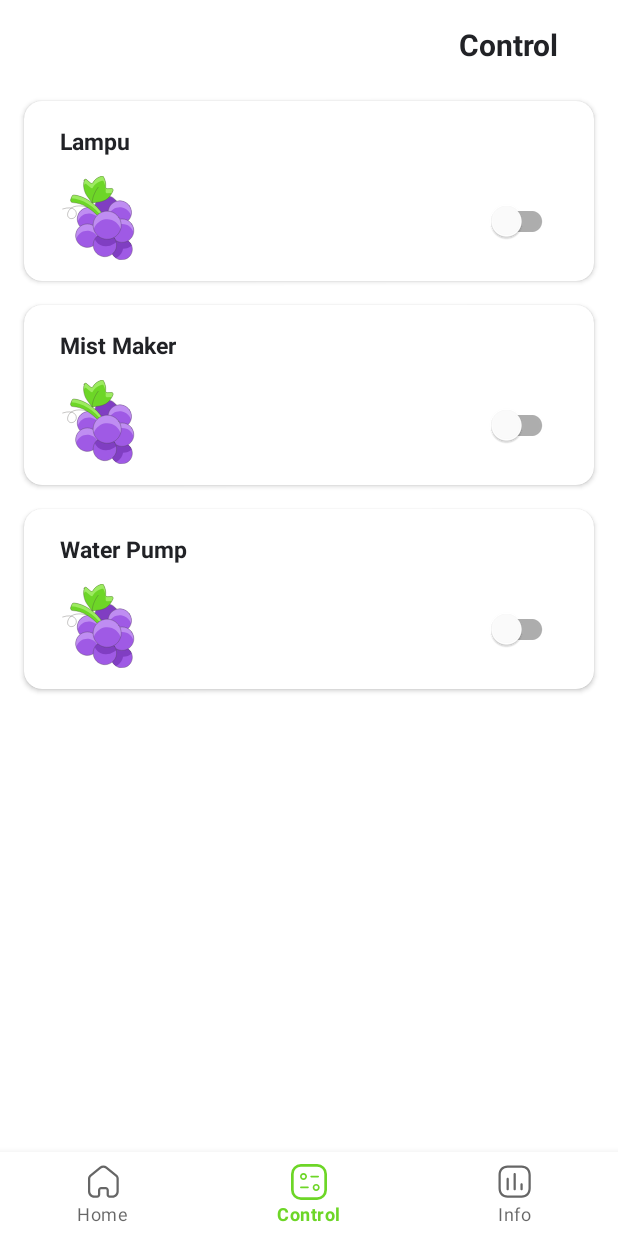
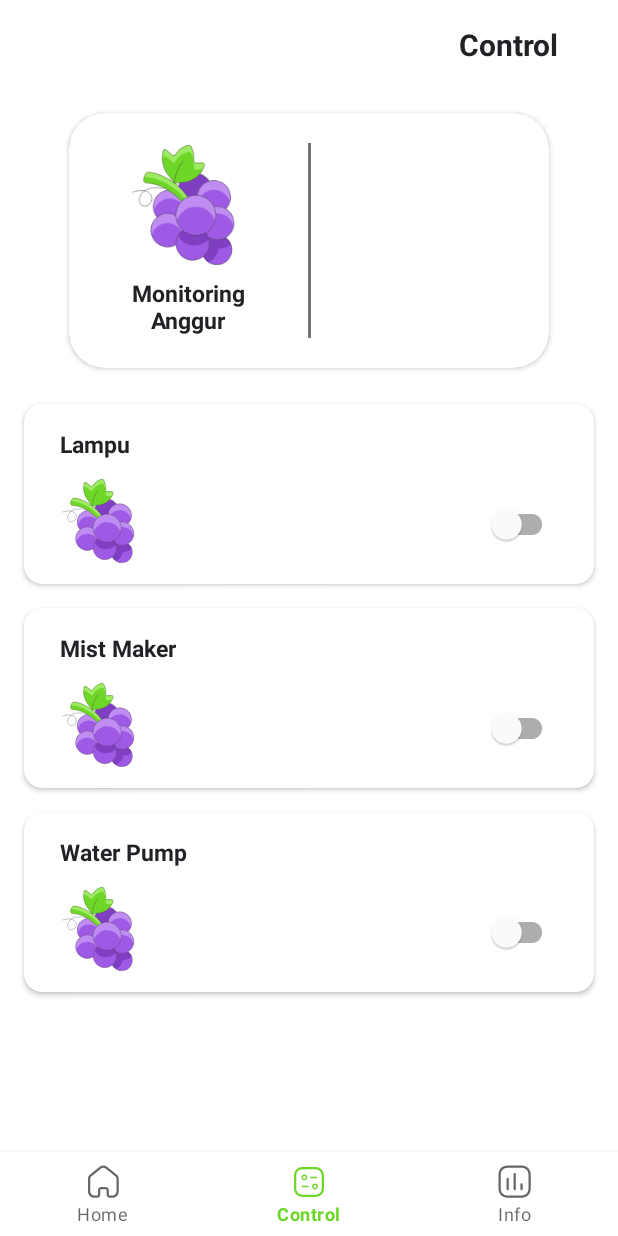
Before and after one commit to RadenMas6699/MonitoringAnggur, an Android app: the ControlFragment screen opened through its navigation route, on a phone screen of 412 x 824 dp. Run offline under Robolectric (Android 15) with nearby library versions, the phone set to English and light mode, and no system bars; our stand-ins replace navigation-ui.

Commit message:
Update UI and Icon Control

```diff
--- a/app/src/main/res/drawable/ic_control_outline.xml
+++ b/app/src/main/res/drawable/ic_control_outline.xml
@@ -1,14 +1,14 @@
 <vector xmlns:android="http://schemas.android.com/apk/res/android"
-    android:width="20dp"
-    android:height="20dp"
-    android:viewportWidth="20"
-    android:viewportHeight="20">
+    android:width="24dp"
+    android:height="24dp"
+    android:viewportWidth="24"
+    android:viewportHeight="24">
   <path
-      android:pathData="M13.9924,11.0675C15.0649,11.0675 15.9374,11.9356 15.9374,13.0025C15.9374,14.0694 15.0649,14.9375 13.9924,14.9375C12.9193,14.9375 12.0462,14.0694 12.0462,13.0025C12.0462,11.9356 12.9193,11.0675 13.9924,11.0675ZM13.9924,12.005C13.4362,12.005 12.9837,12.4525 12.9837,13.0025C12.9837,13.5531 13.4362,14 13.9924,14C14.5481,14 14.9999,13.5531 14.9999,13.0025C14.9999,12.4525 14.5481,12.005 13.9924,12.005ZM9.4252,12.558C9.6839,12.558 9.8939,12.768 9.8939,13.0268C9.8939,13.2855 9.6839,13.4955 9.4252,13.4955H5.4871C5.2283,13.4955 5.0183,13.2855 5.0183,13.0268C5.0183,12.768 5.2283,12.558 5.4871,12.558H9.4252ZM6.9456,5C8.0188,5 8.8912,5.8688 8.8912,6.9356C8.8912,8.0025 8.0188,8.87 6.9456,8.87C5.8731,8.87 5,8.0025 5,6.9356C5,5.8688 5.8731,5 6.9456,5ZM6.9456,5.9375C6.39,5.9375 5.9375,6.385 5.9375,6.9356C5.9375,7.4856 6.39,7.9325 6.9456,7.9325C7.5019,7.9325 7.9538,7.4856 7.9538,6.9356C7.9538,6.385 7.5019,5.9375 6.9456,5.9375ZM15.1194,6.5002C15.3782,6.5002 15.5882,6.7102 15.5882,6.969C15.5882,7.2277 15.3782,7.4377 15.1194,7.4377H11.1819C10.9232,7.4377 10.7132,7.2277 10.7132,6.969C10.7132,6.7102 10.9232,6.5002 11.1819,6.5002H15.1194Z"
+      android:pathData="M15.9924,13.0675C17.0649,13.0675 17.9374,13.9356 17.9374,15.0025C17.9374,16.0694 17.0649,16.9375 15.9924,16.9375C14.9193,16.9375 14.0462,16.0694 14.0462,15.0025C14.0462,13.9356 14.9193,13.0675 15.9924,13.0675ZM15.9924,14.005C15.4362,14.005 14.9837,14.4525 14.9837,15.0025C14.9837,15.5531 15.4362,16 15.9924,16C16.5481,16 16.9999,15.5531 16.9999,15.0025C16.9999,14.4525 16.5481,14.005 15.9924,14.005ZM11.4252,14.558C11.6839,14.558 11.8939,14.768 11.8939,15.0268C11.8939,15.2855 11.6839,15.4955 11.4252,15.4955H7.4871C7.2283,15.4955 7.0183,15.2855 7.0183,15.0268C7.0183,14.768 7.2283,14.558 7.4871,14.558H11.4252ZM8.9456,7C10.0187,7 10.8912,7.8688 10.8912,8.9356C10.8912,10.0025 10.0187,10.87 8.9456,10.87C7.8731,10.87 7,10.0025 7,8.9356C7,7.8688 7.8731,7 8.9456,7ZM8.9456,7.9375C8.39,7.9375 7.9375,8.385 7.9375,8.9356C7.9375,9.4856 8.39,9.9325 8.9456,9.9325C9.5019,9.9325 9.9537,9.4856 9.9537,8.9356C9.9537,8.385 9.5019,7.9375 8.9456,7.9375ZM17.1194,8.5002C17.3782,8.5002 17.5882,8.7102 17.5882,8.969C17.5882,9.2277 17.3782,9.4377 17.1194,9.4377H13.1819C12.9232,9.4377 12.7132,9.2277 12.7132,8.969C12.7132,8.7102 12.9232,8.5002 13.1819,8.5002H17.1194Z"
       android:fillColor="#000000"
       android:fillType="evenOdd"/>
   <path
-      android:pathData="M5.5,0.75L14.5,0.75A4.75,4.75 0,0 1,19.25 5.5L19.25,14.5A4.75,4.75 0,0 1,14.5 19.25L5.5,19.25A4.75,4.75 0,0 1,0.75 14.5L0.75,5.5A4.75,4.75 0,0 1,5.5 0.75z"
+      android:pathData="M7.5,2.75L16.5,2.75A4.75,4.75 0,0 1,21.25 7.5L21.25,16.5A4.75,4.75 0,0 1,16.5 21.25L7.5,21.25A4.75,4.75 0,0 1,2.75 16.5L2.75,7.5A4.75,4.75 0,0 1,7.5 2.75z"
       android:strokeWidth="1.5"
       android:fillColor="#00000000"
       android:strokeColor="#000000"/>
--- a/app/src/main/res/layout/fragment_control.xml
+++ b/app/src/main/res/layout/fragment_control.xml
@@ -29,9 +29,70 @@
             android:textStyle="bold" />
     </RelativeLayout>
 
+    <androidx.cardview.widget.CardView
+        android:layout_width="match_parent"
+        android:layout_height="170dp"
+        android:layout_marginHorizontal="46dp"
+        android:layout_marginTop="16dp"
+        app:cardCornerRadius="24dp">
+
         <LinearLayout
             android:layout_width="match_parent"
             android:layout_height="match_parent"
+            android:orientation="horizontal">
+
+            <LinearLayout
+                android:layout_width="match_parent"
+                android:layout_height="match_parent"
+                android:layout_weight="1"
+                android:gravity="center"
+                android:orientation="vertical"
+                android:padding="8dp">
+
+                <ImageView
+                    android:layout_width="match_parent"
+                    android:layout_height="80dp"
+                    android:src="@drawable/ic_grape_color" />
+
+                <TextView
+                    android:layout_width="match_parent"
+                    android:layout_height="wrap_content"
+                    android:layout_marginTop="8dp"
+                    android:gravity="center"
+                    android:lines="2"
+                    android:paddingHorizontal="16dp"
+                    android:text="@string/app_name"
+                    android:textColor="@color/primary_text"
+                    android:textSize="15sp"
+                    android:textStyle="bold" />
+            </LinearLayout>
+
+            <View
+                android:layout_width="2dp"
+                android:layout_height="match_parent"
+                android:layout_marginVertical="20dp"
+                android:background="@color/secondary_text" />
+
+            <RelativeLayout
+                android:layout_width="match_parent"
+                android:layout_height="match_parent"
+                android:layout_weight="1"
+                android:padding="8dp">
+
+
+            </RelativeLayout>
+        </LinearLayout>
+    </androidx.cardview.widget.CardView>
+
+    <ScrollView
+        android:layout_width="match_parent"
+        android:layout_height="match_parent"
+        android:layout_marginTop="16dp"
+        android:orientation="vertical">
+
+        <LinearLayout
+            android:layout_width="match_parent"
+            android:layout_height="wrap_content"
             android:orientation="vertical">
 
             <androidx.cardview.widget.CardView
@@ -163,5 +224,6 @@
                 </RelativeLayout>
             </androidx.cardview.widget.CardView>
         </LinearLayout>
+    </ScrollView>
 
 </LinearLayout>
```
Also changed, not shown: app/src/main/res/layout/fragment_home.xml (+13 -9 lines), app/src/main/res/layout/fragment_info.xml (+57 -0 lines). Lines whose indentation alone changed are shown as unchanged.
